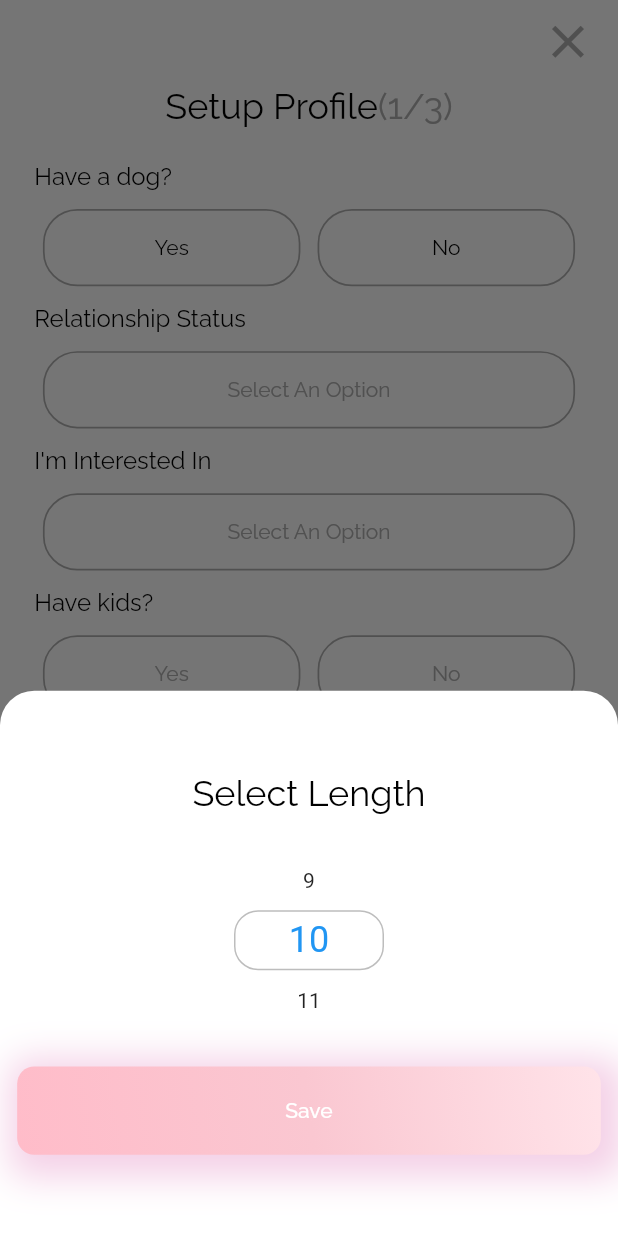
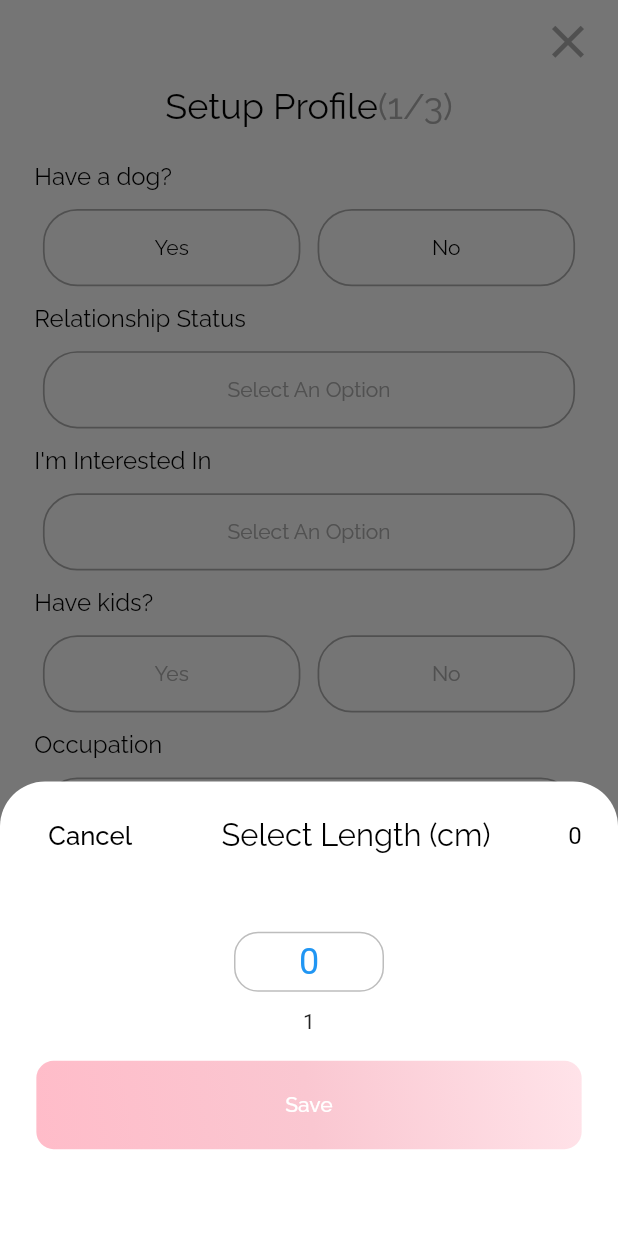
Before and after one commit to dhavalyouknow/dating_app, a Flutter app: the SetupProfile1 screen opened by its route, after a tap on "Select Length", on a phone screen of 412 x 824 dp. Run offline on Flutter 3.47's test engine with Material 2 defaults, Android fonts, the light colour scheme and no system bars; drawn by our look-alikes of numberpicker; our stand-ins replace bloc, cached_network_image, csc_picker, equatable, firebase_core, firebase_messaging and 13 more; missing offline and left inert: dart:ffi, flutter_login_facebook, swipable_stack; accounts and stored records are empty.

Commit message:
Some Changes

```diff
--- /dev/null
+++ b/lib/Dialog/Length/enter_length.dart
@@ -0,0 +1,100 @@
+import 'package:dating_app/Constant/Appstyles/appstyles.dart';
+import 'package:dating_app/Constant/Apptext/apptext.dart';
+import 'package:dating_app/Dialog/AddActivities/add_activities_handler.dart';
+import 'package:dating_app/widget/Button/gradient_button.dart';
+import 'package:dating_app/widget/interests_chip_widget.dart';
+import 'package:flutter/material.dart';
+import 'package:flutter_screenutil/flutter_screenutil.dart';
+import 'package:google_fonts/google_fonts.dart';
+import 'package:numberpicker/numberpicker.dart';
+
+class EnterLength extends StatefulWidget {
+  const EnterLength({
+    Key? key,
+  }) : super(key: key);
+
+  @override
+  State<EnterLength> createState() => _EnterLengthState();
+}
+
+class _EnterLengthState extends State<EnterLength> {
+  @override
+  Widget build(BuildContext context) {
+    final size = MediaQuery.of(context).size;
+    int currentLength = 0;
+
+    return Scaffold(
+      backgroundColor: AppStyles.trasnparentColor,
+      body: Container(
+        padding: EdgeInsets.symmetric(horizontal: 20.h),
+        margin: EdgeInsets.only(top: 430.h),
+        decoration: const BoxDecoration(
+          borderRadius: BorderRadius.only(
+            topLeft: Radius.circular(30),
+            topRight: Radius.circular(30),
+          ),
+          color: AppStyles.whiteColor,
+        ),
+        child: Column(
+          children: [
+            SizedBox(height: 10.h),
+            Row(
+              mainAxisAlignment: MainAxisAlignment.spaceBetween,
+              children: [
+                TextButton(
+                  onPressed: () {
+                    Navigator.pop(context);
+                  },
+                  child: AppText(
+                    size: 15.sp,
+                    text: "Cancel",
+                    fontFamily: GoogleFonts.raleway(fontWeight: FontWeight.w500)
+                        .fontFamily,
+                  ),
+                ),
+                AppText(
+                  size: 18.sp,
+                  text: "Select Length (cm)",
+                  fontFamily: GoogleFonts.raleway(fontWeight: FontWeight.w700)
+                      .fontFamily,
+                ),
+                AppText(
+                  text: currentLength.toString(),
+                  color: AppStyles.blackColor,
+                )
+              ],
+            ),
+            NumberPicker(
+              value: currentLength,
+              minValue: 0,
+              maxValue: 150,
+              axis: Axis.vertical,
+              itemHeight: 40,
+              decoration: BoxDecoration(
+                borderRadius: BorderRadius.circular(16),
+                border: Border.all(color: Colors.black26),
+              ),
+              onChanged: (value) {
+                print(value);
+                print(currentLength);
+                currentLength = value;
+                print(currentLength);
+                print('---');
+                setState(() {});
+              },
+            ),
+            SizedBox(height: 5.h),
+            GradientBtn(
+              borderRadius: 10.r,
+              height: size.height / 14,
+              txt: "Save",
+              onTap: () {
+                print(currentLength);
+              },
+            ),
+          ],
+        ),
+      ),
+    );
+  }
+}
--- a/lib/ImageCropper/image_cropper_handler.dart
+++ b/lib/ImageCropper/image_cropper_handler.dart
@@ -20,6 +20,7 @@ mixin ImageCropperHandlers<T extends StatefulWidget> on State<T> {
   bool isLoading = false;
   ImageSource? source;
   String updateType = '';
+  int? i;
   User? user;
   File? squareImageFile;
   File? circleImageFile;
@@ -43,6 +44,7 @@ mixin ImageCropperHandlers<T extends StatefulWidget> on State<T> {
 
   Future<void> editImage({required String type, int? index}) async {
     updateType = type;
+    i = index;
 
     await showModalBottomSheet<void>(
       context: context,
--- a/lib/Pages/SetupProfile/set_up_profile1/setup_profile1.dart
+++ b/lib/Pages/SetupProfile/set_up_profile1/setup_profile1.dart
@@ -1,6 +1,7 @@
 import 'package:dating_app/Constant/Appstyles/appstyles.dart';
 import 'package:dating_app/Constant/Apptext/apptext.dart';
 import 'package:dating_app/Dialog/ImInterestedIn/im_interested_in.dart';
+import 'package:dating_app/Dialog/Length/enter_length.dart';
 import 'package:dating_app/Dialog/RelationshipStatus/relationship_status.dart';
 import 'package:dating_app/Dialog/eyecolor/eyecolor_widget.dart';
 import 'package:dating_app/Dialog/occuption/occuptionWidget.dart';
@@ -14,9 +15,11 @@ import 'package:flutter/material.dart';
 import 'package:flutter_screenutil/flutter_screenutil.dart';
 import 'package:font_awesome_flutter/font_awesome_flutter.dart';
 import 'package:google_fonts/google_fonts.dart';
+import 'package:numberpicker/numberpicker.dart';
 
 class SetupProfile1 extends StatefulWidget {
   static const routeName = "/SetupProfile1";
+
   const SetupProfile1({Key? key}) : super(key: key);
 
   @override
@@ -363,7 +366,12 @@ class _SetupProfile1State extends State<SetupProfile1>
                   txt: "Select Length",
                   txtColor: AppStyles.greyColor,
                   onTap: () {
-                    selectLength();
+                    showDialog(
+                      context: context,
+                      builder: (BuildContext context) {
+                        return const EnterLength();
+                      },
+                    );
                   },
                 ),
 
--- a/lib/Pages/SetupProfile/set_up_profile1/setup_profile1_handler.dart
+++ b/lib/Pages/SetupProfile/set_up_profile1/setup_profile1_handler.dart
@@ -21,78 +21,10 @@ mixin SetupProfile1Handlers<T extends StatefulWidget> on State<T> {
   User? user;
   bool haveDog = false;
   bool haveKids = false;
-  int _currentIntValue = 10;
-  int _currentHorizontalIntValue = 10;
+
+  int currentLength = 0;
 
   final formKey = GlobalKey<FormState>();
-
-  Future<void> selectLength() async {
-    await showModalBottomSheet<void>(
-      backgroundColor: AppStyles.trasnparentColor,
-      context: context,
-      builder: (BuildContext context) {
-        final size = MediaQuery.of(context).size;
-        return Container(
-          decoration: BoxDecoration(
-            color: AppStyles.whiteColor,
-            borderRadius: BorderRadius.only(
-              topLeft: Radius.circular(20.r),
-              topRight: Radius.circular(20.r),
-            ),
-          ),
-          height: 300.h,
-          child: Padding(
-            padding: EdgeInsets.symmetric(horizontal: 10.w),
-            child: Column(
-              mainAxisAlignment: MainAxisAlignment.center,
-              mainAxisSize: MainAxisSize.min,
-              children: [
-                AppText(
-                  textAlign: TextAlign.center,
-                  size: 21.sp,
-                  fontFamily: GoogleFonts.raleway(fontWeight: FontWeight.bold)
-                      .fontFamily,
-                  text: "Select Length",
-                ),
-                SizedBox(height: 20.h),
-                NumberPicker(
-                  value: _currentHorizontalIntValue,
-                  minValue: 0,
-                  maxValue: 100,
-                  step: 1,
-                  itemHeight: 40,
-                  axis: Axis.vertical,
-                  onChanged: (value) =>
-                      setState(() => _currentHorizontalIntValue = value),
-                  decoration: BoxDecoration(
-                    borderRadius: BorderRadius.circular(16),
-                    border: Border.all(color: Colors.black26),
-                  ),
-                ),
-                SizedBox(height: 20.h),
-                GradientBtn(
-                  borderRadius: 10.r,
-                  height: size.height / 14,
-                  txt: "Save",
-                  onTap: () {
-                    onSubmitProfile1();
-                  },
-                  boxShadow: [
-                    BoxShadow(
-                      color: AppStyles.shadowColor.withOpacity(0.2),
-                      spreadRadius: 10,
-                      blurRadius: 20,
-                      offset: const Offset(5, 5), // changes position of shadow
-                    ),
-                  ],
-                ),
-              ],
-            ),
-          ),
-        );
-      },
-    );
-  }
 
   String? lengthValidator(dynamic length) {
     if (length.isEmpty) {
@@ -116,6 +48,26 @@ mixin SetupProfile1Handlers<T extends StatefulWidget> on State<T> {
       haveKids = false;
     }
   }
+
+  // Future<void> selectDate(BuildContext context) async {
+  //   NumberPicker levelPicker = NumberPicker.integer(
+  //       initialValue: _currentLevel,
+  //       minValue: 0,
+  //       maxValue: 100,
+  //       step: 1,
+  //       onChanged: (num) {
+  //         setState(() {
+  //           _currentLevel = num;
+  //           _saveLevel(num);
+  //         });
+  //       });
+  //
+  //   if (datePicked != null && datePicked != selectedDate) {
+  //     setState(() {
+  //       selectedDate = datePicked;
+  //     });
+  //   }
+  // }
 
   //
   //   // if (datePicked != null && datePicked != selectedDate) {
```
